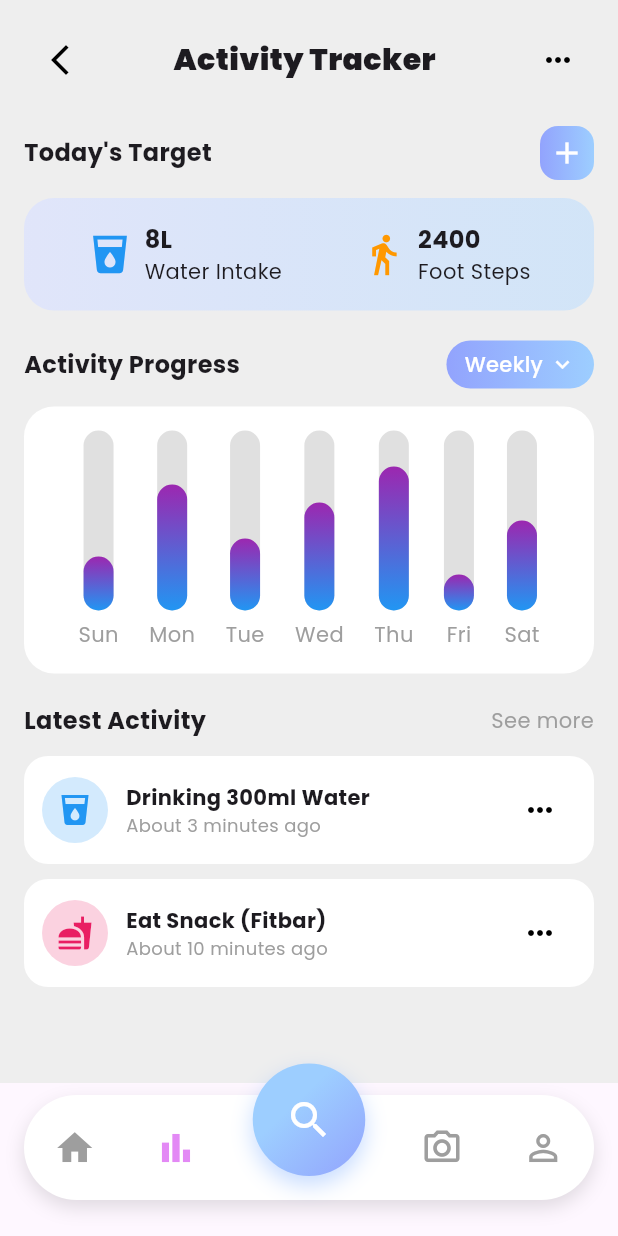
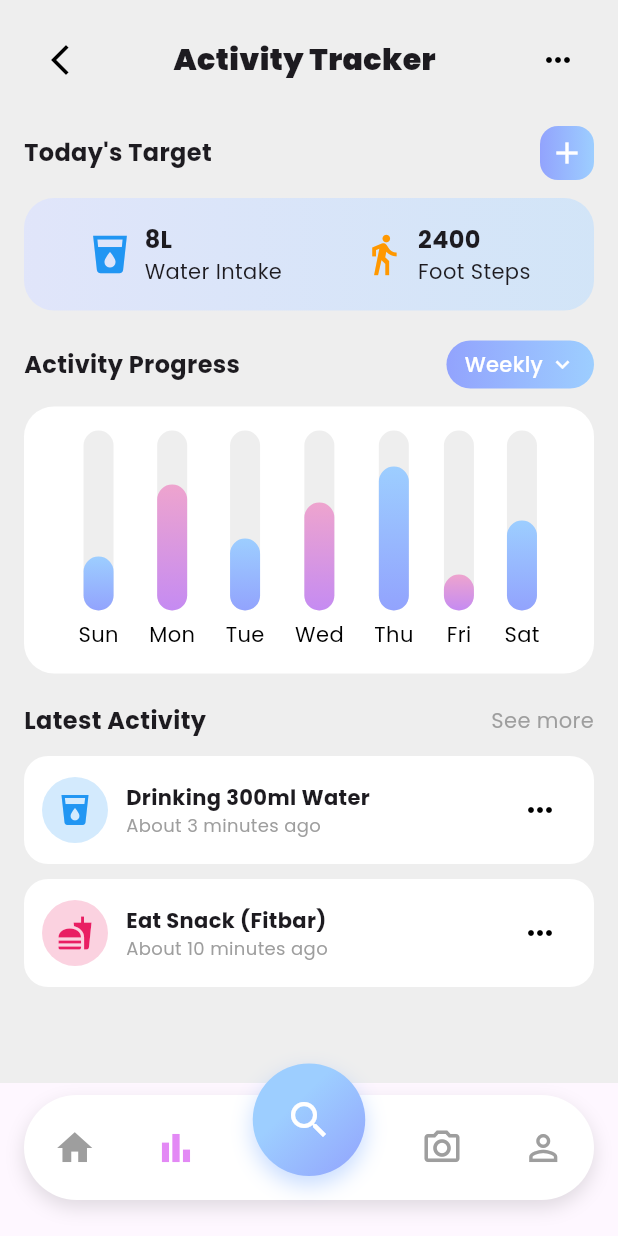
Before and after one commit to Liyo08/AlignMe, a Flutter app: the screen it shows after launch, item 2 of the bottom bar chosen, on a phone screen of 412 x 824 dp. Run offline on Flutter 3.47's test engine with Material 3 defaults, Android fonts, the phone set to English and light mode, and no system bars; our stand-ins replace fl_chart, flutter_switch, google_fonts.

Commit message:
progress bar color code corrected

```diff
--- a/lib/stats_page.dart
+++ b/lib/stats_page.dart
@@ -157,13 +157,13 @@ const SizedBox(height: 12),
                 child: Row(
                   mainAxisAlignment: MainAxisAlignment.spaceEvenly,
                   children: [
-                    _buildProgressBar("Sun", 0.3),
-                    _buildProgressBar("Mon", 0.7),
-                    _buildProgressBar("Tue", 0.4),
-                    _buildProgressBar("Wed", 0.6),
-                    _buildProgressBar("Thu", 0.8),
-                    _buildProgressBar("Fri", 0.2),
-                    _buildProgressBar("Sat", 0.5),
+                    _buildProgressBar(0,"Sun", 0.3),
+                    _buildProgressBar(1,"Mon", 0.7),
+                    _buildProgressBar(2,"Tue", 0.4),
+                    _buildProgressBar(3,"Wed", 0.6),
+                    _buildProgressBar(4,"Thu", 0.8),
+                    _buildProgressBar(5,"Fri", 0.2),
+                    _buildProgressBar(6,"Sat", 0.5),
                   ],
                 ),
               ),
@@ -196,7 +196,21 @@ const SizedBox(height: 12),
   }
 
   // progress bar widget
-  static Widget _buildProgressBar(String day, double heightFactor) {
+static Widget _buildProgressBar(int index, String day, double heightFactor) {
+  // Two gradient options
+  final gradients = [
+    const LinearGradient(
+      colors: [Color(0xFF92A3FD), Color(0xFF9DCEFF)], // Blue shades
+      begin: Alignment.bottomCenter,
+      end: Alignment.topCenter,
+    ),
+    const LinearGradient(
+      colors: [Color(0xFFC58BF2), Color(0xFFEEA4CE)], // Purple → Pink
+      begin: Alignment.bottomCenter,
+      end: Alignment.topCenter,
+    ),
+  ];
+
   return Column(
     mainAxisAlignment: MainAxisAlignment.end,
     children: [
@@ -204,7 +218,7 @@ const SizedBox(height: 12),
         height: 120,
         width: 20,
         decoration: BoxDecoration(
-            color: Colors.grey[300],
+          color: Colors.grey[200],
           borderRadius: BorderRadius.circular(12),
         ),
         child: Align(
@@ -213,11 +227,7 @@ const SizedBox(height: 12),
             heightFactor: heightFactor,
             child: Container(
               decoration: BoxDecoration(
-                  gradient: const LinearGradient(
-                    colors: [Colors.blue, Colors.purple],
-                    begin: Alignment.bottomCenter,
-                    end: Alignment.topCenter,
-                  ),
+                gradient: gradients[index % 2], // alternate gradient
                 borderRadius: BorderRadius.circular(12),
               ),
             ),
@@ -225,7 +235,7 @@ const SizedBox(height: 12),
         ),
       ),
       const SizedBox(height: 6),
-        Text(day, style: const TextStyle(color: Colors.grey)),
+      Text(day, style: const TextStyle(color: Color.fromARGB(255, 0, 0, 0))),
     ],
   );
 }
```
Lines whose indentation alone changed are shown as unchanged.
